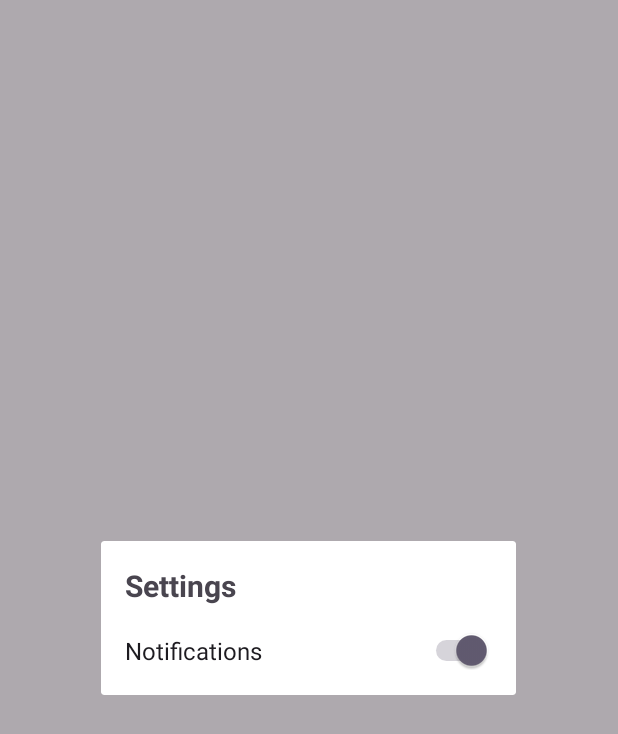
After one commit to RoccoFerrari/Arrangement-manager, an Android app: the fragment SettingsDialogFragment shown on its own in the app's theme, on a phone screen of 412 x 824 dp. The commit adds this screen. Shown: the top 734 px of the screen. Run offline under Robolectric (Android 15) with nearby library versions, the phone set to English and light mode, and no system bars.

Commit message:
Added PNGs and settings options

```diff
--- a/Arrangementmanager/app/src/main/java/com/example/arrangement_manager/retrofit/RetrofitClient.kt
+++ b/Arrangementmanager/app/src/main/java/com/example/arrangement_manager/retrofit/RetrofitClient.kt
@@ -14,7 +14,10 @@ object RetrofitClient {
     // Use http://10.0.2.2:5000/ to reference the localhost.
     // private const val BASE_URL = "http://192.168.1.34:5000/" // DT
     // private const val BASE_URL = "http://10.0.2.2:5000/" // LH
-     private const val BASE_URL = "http://192.168.1.17:5000/" // LT
+    // private const val BASE_URL = "http://192.168.1.17:5000/" // LT
+
+    private const val BASE_URL = "http://192.168.1.108:5000/"
+
 
     private val moshi = Moshi.Builder()
         .add(KotlinJsonAdapterFactory())
--- a/Arrangementmanager/app/src/main/java/com/example/arrangement_manager/selection_mode/SelectionMode.kt
+++ b/Arrangementmanager/app/src/main/java/com/example/arrangement_manager/selection_mode/SelectionMode.kt
@@ -5,6 +5,7 @@ import android.view.LayoutInflater
 import android.view.View
 import android.view.ViewGroup
 import android.widget.Button
+import android.widget.ImageButton
 import androidx.fragment.app.Fragment
 import androidx.navigation.fragment.findNavController
 import androidx.navigation.fragment.navArgs
@@ -27,6 +28,7 @@ class SelectionMode : Fragment() {
         val navController = findNavController()
         val ordersButton = view.findViewById<Button>(R.id.selection_mode_orders_button)
         val kitchenButton = view.findViewById<Button>(R.id.selection_mode_kitchen_button)
+        val settingsButton = view.findViewById<ImageButton>(R.id.settings_button)
 
         ordersButton.setOnClickListener {
             // Retrieve the email passed from the previous fragment
@@ -40,5 +42,9 @@ class SelectionMode : Fragment() {
         kitchenButton.setOnClickListener {
             navController.navigate(R.id.action_selectionMode_to_kitchenActivity)
         }
+
+        settingsButton.setOnClickListener {
+            navController.navigate(R.id.action_selectionMode_to_settingsDialogFragment)
+        }
     }
 }
--- /dev/null
+++ b/Arrangementmanager/app/src/main/java/com/example/arrangement_manager/settings/SettingsDialogFragment.kt
@@ -0,0 +1,85 @@
+package com.example.arrangement_manager.settings
+
+import android.Manifest
+import android.content.Intent
+import android.content.pm.PackageManager
+import android.net.Uri
+import android.os.Build
+import android.os.Bundle
+import android.provider.Settings
+import android.view.View
+import android.view.ViewGroup
+import android.widget.Switch
+import androidx.activity.result.contract.ActivityResultContracts
+import androidx.annotation.RequiresApi
+import androidx.core.content.ContextCompat
+import androidx.fragment.app.DialogFragment
+import com.example.arrangement_manager.R
+
+class SettingsDialogFragment : DialogFragment(R.layout.dialog_settings) {
+
+    private val requestPermissionLauncher = registerForActivityResult(
+        ActivityResultContracts.RequestPermission()
+    ) { isGranted: Boolean ->
+        if (isGranted) {
+            val notificationSwitch = dialog?.findViewById<Switch>(R.id.settings_switch)
+            notificationSwitch?.isChecked = true
+        } else {
+            val notificationSwitch = dialog?.findViewById<Switch>(R.id.settings_switch)
+            notificationSwitch?.isChecked = false
+        }
+    }
+
+    override fun onStart() {
+        super.onStart()
+        dialog?.window?.let { window ->
+            val metrics = resources.displayMetrics
+            val width = metrics.widthPixels
+            val newWidth = (width * 0.75).toInt()
+            window.setLayout(newWidth, ViewGroup.LayoutParams.WRAP_CONTENT)
+        }
+    }
+
+    override fun onViewCreated(view: View, savedInstanceState: Bundle?) {
+        super.onViewCreated(view, savedInstanceState)
+
+        val notificationSwitch = view.findViewById<Switch>(R.id.settings_switch)
+
+        if (Build.VERSION.SDK_INT >= Build.VERSION_CODES.TIRAMISU) {
+            notificationSwitch.isChecked = hasNotificationPermission()
+        } else {
+            notificationSwitch.isChecked = true
+        }
+
+        notificationSwitch.setOnCheckedChangeListener { _, isChecked ->
+            if (isChecked) {
+                if (Build.VERSION.SDK_INT >= Build.VERSION_CODES.TIRAMISU) {
+                    if (!hasNotificationPermission()) {
+                        requestPermissionLauncher.launch(Manifest.permission.POST_NOTIFICATIONS)
+                    }
+                }
+            } else {
+                if (Build.VERSION.SDK_INT >= Build.VERSION_CODES.TIRAMISU) {
+                    notificationSwitch.isChecked = true
+                    openAppSettings()
+                }
+            }
+        }
+    }
+
+    @RequiresApi(Build.VERSION_CODES.TIRAMISU)
+    private fun hasNotificationPermission(): Boolean {
+        return ContextCompat.checkSelfPermission(
+            requireContext(),
+            Manifest.permission.POST_NOTIFICATIONS
+        ) == PackageManager.PERMISSION_GRANTED
+    }
+
+    private fun openAppSettings() {
+        val intent = Intent(Settings.ACTION_APPLICATION_DETAILS_SETTINGS).apply {
+            data = Uri.fromParts("package", requireContext().packageName, null)
+        }
+        startActivity(intent)
+    }
+
+}
--- /dev/null
+++ b/Arrangementmanager/app/src/main/res/layout/dialog_settings.xml
@@ -0,0 +1,32 @@
+<?xml version="1.0" encoding="utf-8"?>
+<LinearLayout xmlns:android="http://schemas.android.com/apk/res/android"
+    android:layout_width="match_parent"
+    android:layout_height="wrap_content"
+    android:orientation="vertical"
+    android:padding="16dp">
+
+    <TextView
+        android:layout_width="wrap_content"
+        android:layout_height="wrap_content"
+        android:layout_marginBottom="16dp"
+        android:text="Settings"
+        android:textSize="20sp"
+        android:textStyle="bold" />
+
+    <LinearLayout
+        android:layout_width="match_parent"
+        android:layout_height="wrap_content"
+        android:orientation="horizontal"
+        android:gravity="center_vertical">
+
+        <Switch
+            android:id="@+id/settings_switch"
+            android:layout_width="0dp"
+            android:layout_height="wrap_content"
+            android:layout_weight="1"
+            android:text="Notifications"
+            android:textSize="16sp" />
+
+    </LinearLayout>
+
+</LinearLayout>
--- a/Arrangementmanager/app/src/main/res/xml/network_security_config.xml
+++ b/Arrangementmanager/app/src/main/res/xml/network_security_config.xml
@@ -3,5 +3,6 @@
     <domain-config cleartextTrafficPermitted="true">
         <domain includeSubdomains="true">10.0.2.2</domain>
         <domain includeSubdomains="true">192.168.1.17</domain>
+        <domain includeSubdomains="true">192.168.1.108</domain>
     </domain-config>
 </network-security-config>
```
Also changed, not shown: Arrangementmanager/app/src/main/java/com/example/arrangement_manager/MainActivity.kt (+30 -0 lines), Arrangementmanager/app/src/main/java/com/example/arrangement_manager/notification/NotificationService.kt (+12 -12 lines), Arrangementmanager/app/src/main/res/layout/fragment_order_kitchen.xml (+10 -10 lines), Arrangementmanager/app/src/main/res/layout/fragment_selection_mode.xml (+15 -0 lines), Arrangementmanager/app/src/main/res/navigation/nav_graph.xml (+9 -0 lines), Arrangementmanager/app/src/main/res/drawable/arrangement_manager.png (added), Arrangementmanager/app/src/main/res/drawable/arrangement_manager_settings.png (added), 1 other file.
